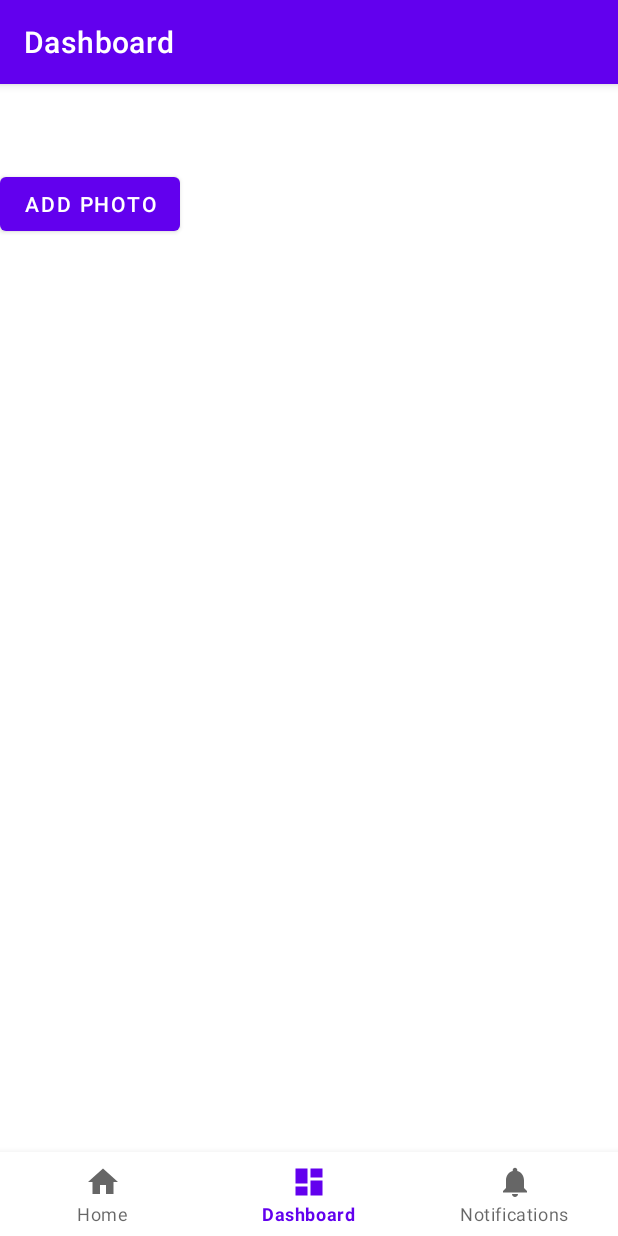
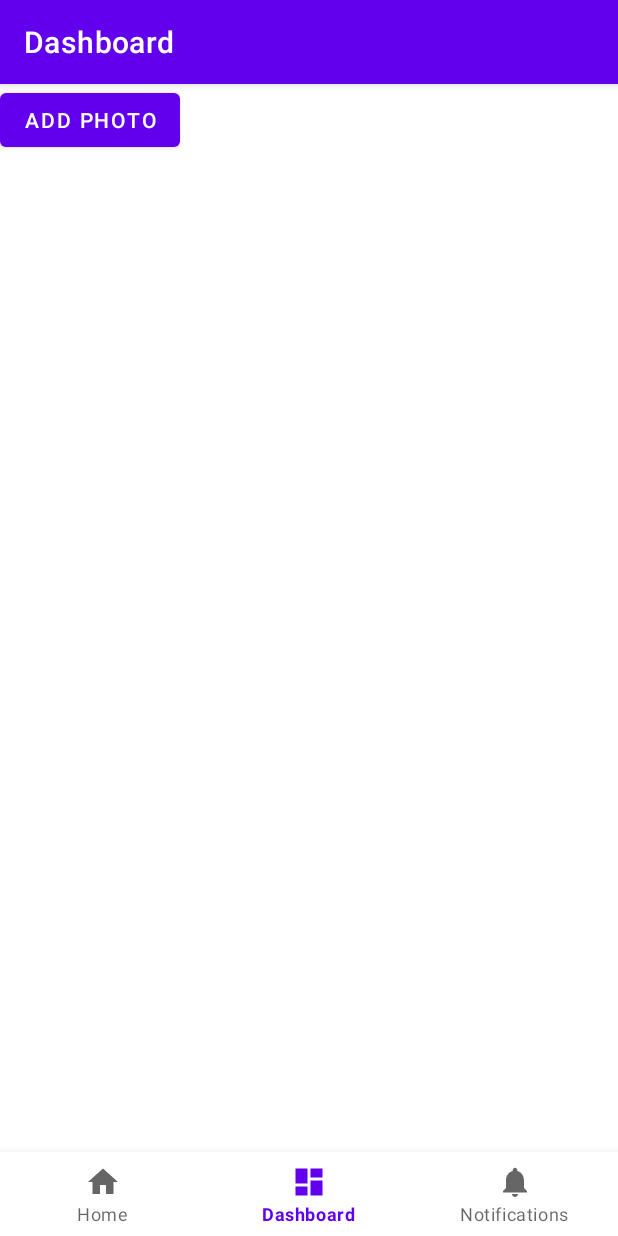
Before and after one commit to aldls/project1, an Android app: the GalleryFragment screen opened through its navigation route, on a phone screen of 412 x 824 dp. Run offline under Robolectric (Android 15) with nearby library versions, the phone set to English and light mode, and no system bars; our stand-ins replace navigation-ui.

Commit message:
erase padding

```diff
--- a/app/src/main/res/layout/activity_main.xml
+++ b/app/src/main/res/layout/activity_main.xml
@@ -4,7 +4,7 @@
     android:id="@+id/container"
     android:layout_width="match_parent"
     android:layout_height="match_parent"
-    android:paddingTop="?attr/actionBarSize">
+    >
 
     <com.google.android.material.bottomnavigation.BottomNavigationView
         android:id="@+id/nav_view"
--- a/app/src/main/res/layout/fragment_dashboard.xml
+++ b/app/src/main/res/layout/fragment_dashboard.xml
@@ -11,12 +11,14 @@
         android:layout_width="match_parent"
         android:layout_height="match_parent"
         android:scrollbars="vertical" />
+
     <Button
         android:id="@+id/buttonAddPhoto"
         android:layout_width="wrap_content"
         android:layout_height="wrap_content"
+        android:layout_gravity="center_horizontal"
         android:text="Add Photo"
-        android:layout_gravity="center_horizontal"
-        android:layout_marginBottom="8dp" />
+        tools:layout_editor_absoluteX="274dp"
+        tools:layout_editor_absoluteY="667dp" />
 
 </androidx.constraintlayout.widget.ConstraintLayout>
```
